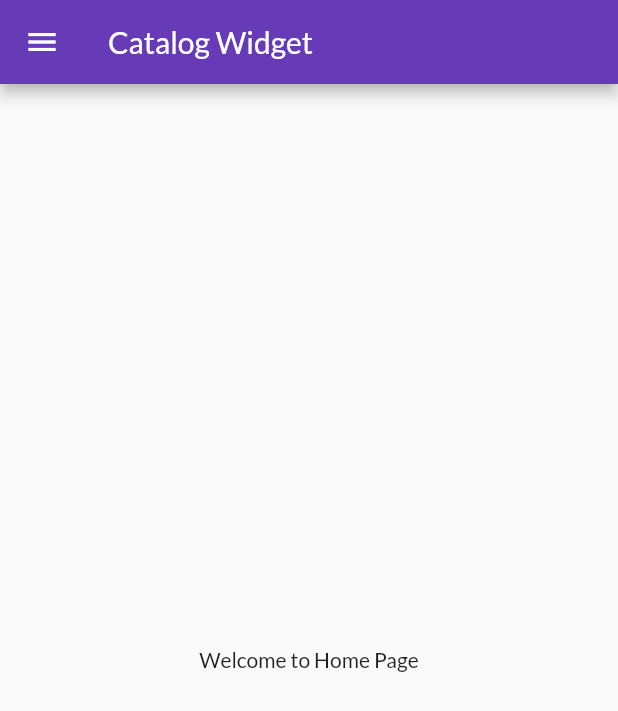
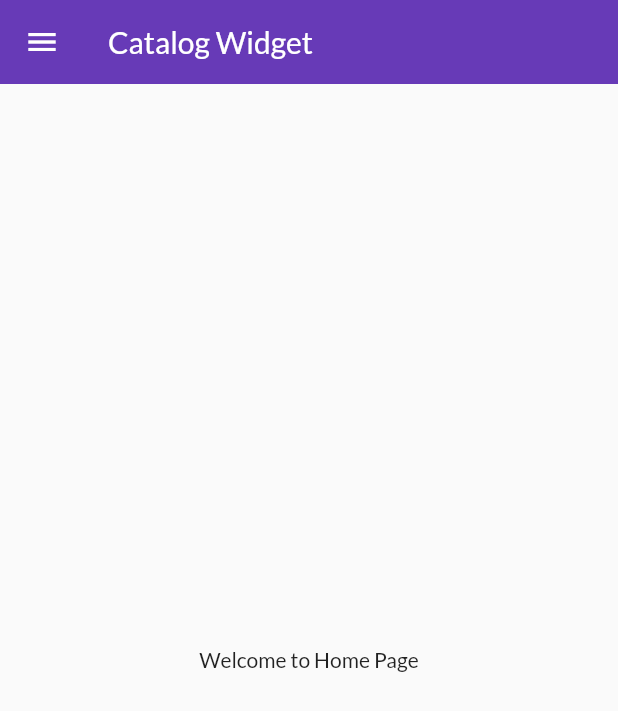
Before and after one commit to Apoorvjoc/flutterStarter, a Flutter app: the screen it shows after launch, on a phone screen of 412 x 824 dp. Shown: the top 711 px of the screen. Run offline on Flutter 3.47's test engine with Material 2 defaults, Android fonts, the phone set to English and light mode, and no system bars; our stand-ins replace google_fonts; key blocks and very long unbroken strings in the code were emptied for the run.

Commit message:
multiple theme done

```diff
--- a/lib/main.dart
+++ b/lib/main.dart
@@ -2,8 +2,8 @@ import 'package:flutter/material.dart';
 import 'package:intro/pages/home_page.dart';
 import 'package:intro/pages/login_page.dart';
 
-import 'package:google_fonts/google_fonts.dart';
 import 'package:intro/utils/routes.dart';
+import 'package:intro/widgets/themes.dart';
 
 void main() {
   runApp(const MyApp());
@@ -17,11 +17,7 @@ class MyApp extends StatelessWidget {
     return MaterialApp(
       home: LoginPage(),
       themeMode: ThemeMode.light,
-      theme: ThemeData(
-        primarySwatch: Colors.deepPurple,
-        // primaryTextTheme: GoogleFonts.latoTextTheme()
-        fontFamily: GoogleFonts.lato().fontFamily,
-      ),
+      theme: MyTheme.lightTheme(context),
       darkTheme: ThemeData(primarySwatch: Colors.blueGrey),
       initialRoute: "/home",
       routes: {
--- /dev/null
+++ b/lib/widgets/themes.dart
@@ -0,0 +1,19 @@
+import 'package:flutter/material.dart';
+import 'package:google_fonts/google_fonts.dart';
+
+import 'package:flutter/material.dart';
+import 'package:google_fonts/google_fonts.dart';
+
+class MyTheme {
+  static ThemeData lightTheme(BuildContext context) => ThemeData(
+        primarySwatch: Colors.deepPurple,
+        fontFamily: GoogleFonts.lato().fontFamily,
+        appBarTheme: AppBarTheme(
+            color: Colors.deepPurple,
+            elevation: 0.0,
+            iconTheme: IconThemeData(color: Colors.white)),
+      );
+  static ThemeData darkTheme(BuildContext context) => ThemeData(
+        brightness: Brightness.dark,
+      );
+}
```
